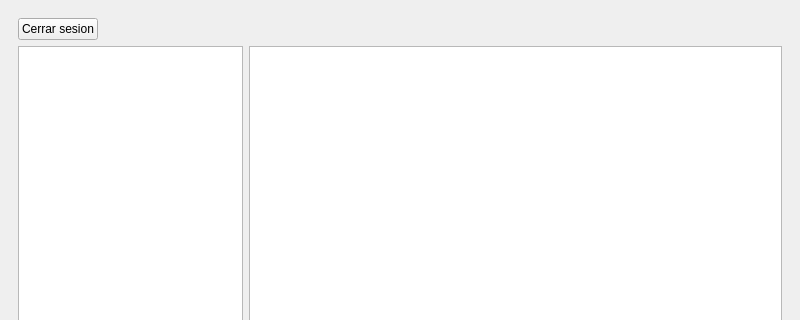
Andrei-Portales/socket-chat-SO, file gui/mainwindow.ui: the form before one commit; both pictures show x 0 to 800 and y 0 to 320 of the 800 by 600 pixel window.
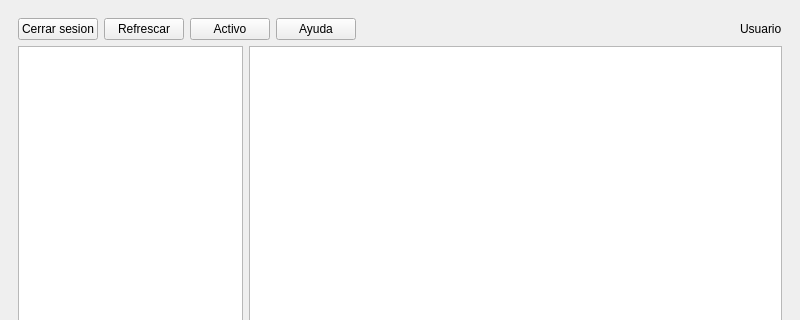
The form after the commit. The open tabs and pages were chosen to show the change.

Patch:
```diff
--- a/gui/mainwindow.ui
+++ b/gui/mainwindow.ui
@@ -215,6 +215,27 @@
               </property>
              </widget>
             </item>
+            <item>
+             <widget class="QPushButton" name="btnRefrescar">
+              <property name="text">
+               <string>Refrescar</string>
+              </property>
+             </widget>
+            </item>
+            <item>
+             <widget class="QPushButton" name="btnEstado">
+              <property name="text">
+               <string>Activo</string>
+              </property>
+             </widget>
+            </item>
+            <item>
+             <widget class="QPushButton" name="btnAyuda">
+              <property name="text">
+               <string>Ayuda</string>
+              </property>
+             </widget>
+            </item>
             <item>
              <spacer name="horizontalSpacer_3">
               <property name="orientation">
@@ -228,6 +249,13 @@
               </property>
              </spacer>
             </item>
+            <item>
+             <widget class="QLabel" name="label_username">
+              <property name="text">
+               <string>Usuario</string>
+              </property>
+             </widget>
+            </item>
            </layout>
           </item>
           <item>
```
Left out of the diff: 16 changed lines with no effect on the pictures.
